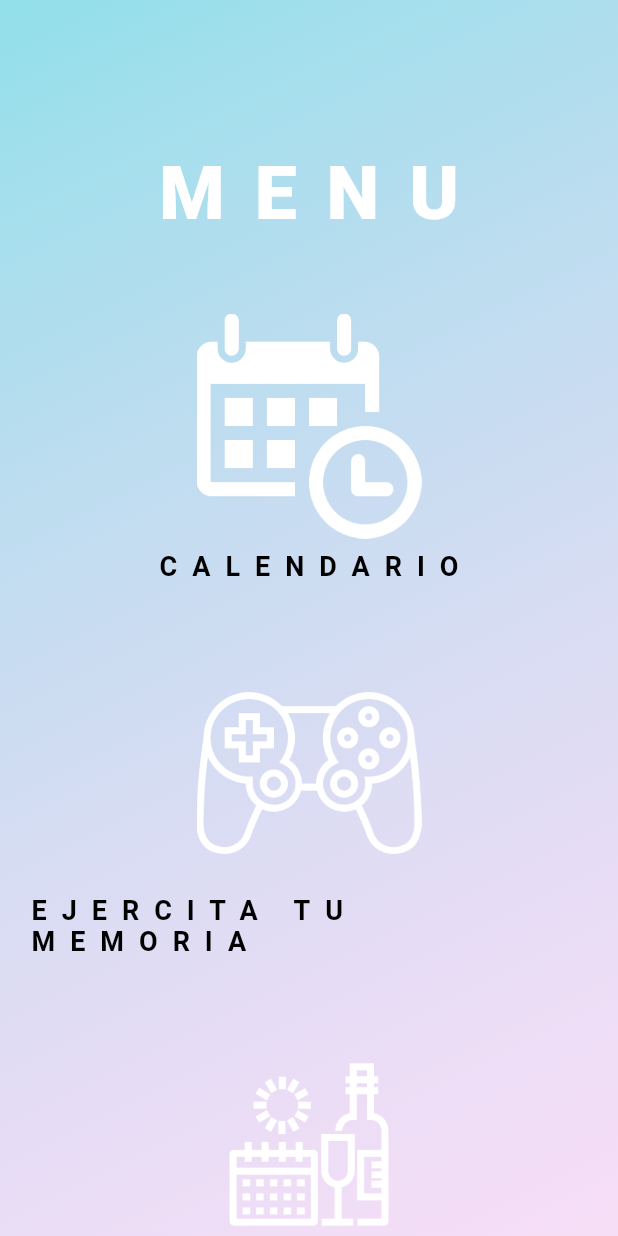
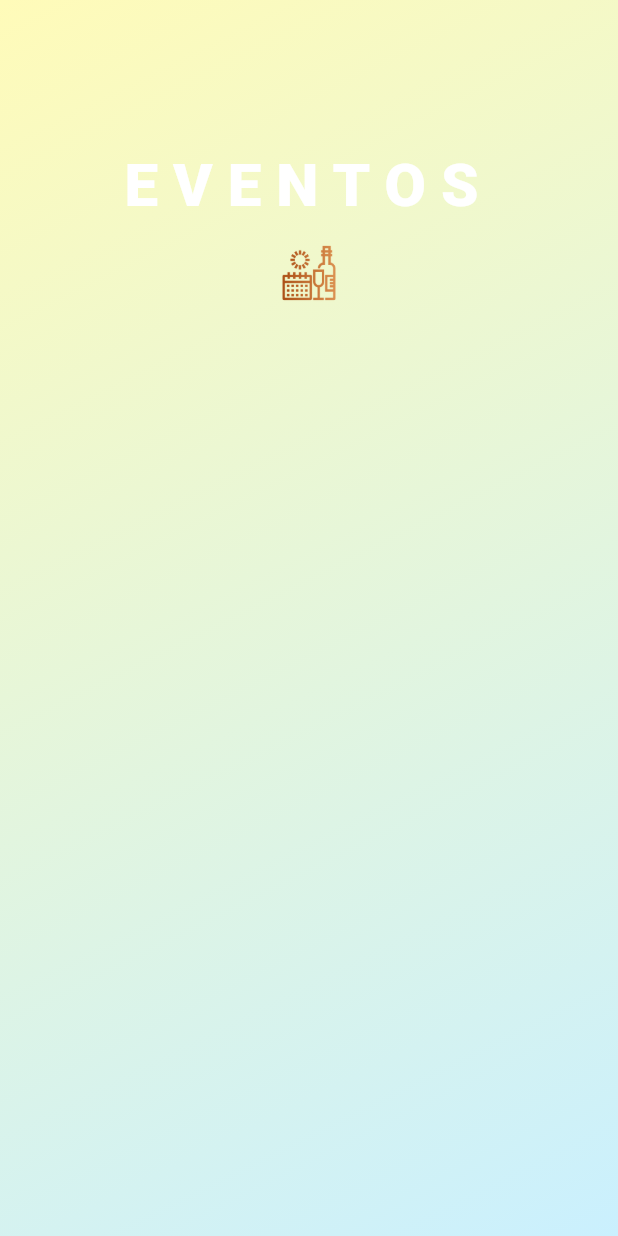
Before and after one commit to charliechazz/flutter_application_2, a Flutter app: the MenuScreen screen opened by its route, after a tap on "EVENTOS", on a phone screen of 412 x 824 dp. Run offline on Flutter 3.47's test engine with Material 2 defaults, Android fonts, the phone set to English and light mode, and no system bars; our stand-ins replace go_router.

Commit message:
transition_screen v1

```diff
--- a/lib/routes/routes.dart
+++ b/lib/routes/routes.dart
@@ -1,3 +1,4 @@
+
 import 'package:flutter_application_2/screens/screens.dart';
 import 'package:go_router/go_router.dart';
 
@@ -22,4 +23,9 @@ final appRouter = GoRouter(initialLocation: '/', routes: [
     name: RegisterScreen.name,
     builder: (context, state) => const RegisterScreen(),
   ),
+  GoRoute(
+    path: '/transition_screen',
+    name: TransitionScreen.name,
+    builder: (context, state) => TransitionScreen(type: state.extra as int ),
+  ),
 ]);
--- a/lib/screens/menu_options/menu_screen.dart
+++ b/lib/screens/menu_options/menu_screen.dart
@@ -1,22 +1,22 @@
 import 'package:flutter/material.dart';
+import 'package:flutter_application_2/routes/routes.dart';
 
 class CustomIconButton extends StatelessWidget {
-  final String
-      imagePath; // Cambié IconData por String para la ruta de la imagen
+  final String imagePath; // Cambié IconData por String para la ruta de la imagen
   final String buttonText;
+  final Function() evento;
 
   const CustomIconButton({
     Key? key,
     required this.imagePath,
     required this.buttonText,
+    required this.evento,
   }) : super(key: key);
 
   @override
   Widget build(BuildContext context) {
     return ElevatedButton(
-      onPressed: () {
-        // Acción a realizar cuando se presiona el botón
-      },
+      onPressed: evento,
       style: ElevatedButton.styleFrom(
         foregroundColor: const Color.fromARGB(0, 255, 255, 255),
         backgroundColor: const Color.fromARGB(0, 255, 255, 255),
@@ -36,6 +36,7 @@ class CustomIconButton extends StatelessWidget {
           const SizedBox(height: 8),
           Text(
             buttonText,
+            textAlign: TextAlign.center,
             style: const TextStyle(
               fontSize: 18,
               fontWeight: FontWeight.bold,
@@ -50,7 +51,7 @@ class CustomIconButton extends StatelessWidget {
 }
 
 class MenuScreen extends StatelessWidget {
-  const MenuScreen({Key? key});
+  const MenuScreen({super.key,});
   static const String name = "menu_screen";
   @override
   Widget build(BuildContext context) {
@@ -66,14 +67,15 @@ class MenuScreen extends StatelessWidget {
             ],
           ),
         ),
-        child: const Center(
+        child: SingleChildScrollView(
+          child: Center(
             child: Column(
-            mainAxisAlignment: MainAxisAlignment.spaceEvenly,
+              mainAxisAlignment: MainAxisAlignment.center,
               children: [
-              SizedBox(
+                const SizedBox(
                   height: 100,
                 ),
-              Text(
+                const Text(
                   "MENU",
                   style: TextStyle(
                     fontSize: 50,
@@ -82,27 +84,37 @@ class MenuScreen extends StatelessWidget {
                     color: Colors.white,
                   ),
                 ),
-              SizedBox(
+                const SizedBox(
                   height: 50,
                 ),
                 CustomIconButton(
                   imagePath:
                       'assets/calendar-with-a-clock-time-tools_icon-icons.com_56831.png',
                   buttonText: 'CALENDARIO',
+                  evento: () {
+                    appRouter.pushNamed('transition_screen',extra: 1);
+                  },
                 ),
-              SizedBox(height: 50),
+                const SizedBox(height: 50),
                 CustomIconButton(
                   imagePath:
                       'assets/976605-appliances-console-controller-dualshock-gamepad-games-videogame_106553.png',
                   buttonText: 'EJERCITA TU MEMORIA',
+                  evento: () {
+                    appRouter.pushNamed('transition_screen',extra: 2);
+                  },
                 ),
-              SizedBox(height: 50),
+                const SizedBox(height: 50),
                 CustomIconButton(
                   imagePath: 'assets/events_icon_150288.png',
                   buttonText: 'EVENTOS',
+                  evento: () {
+                    appRouter.pushNamed('transition_screen',extra: 3);
+                  },
                 ),
-              SizedBox(height: 50),
+                const SizedBox(height: 50),
               ],
+            ),
           ),
         ),
       ),
--- /dev/null
+++ b/lib/screens/menu_options/menu_transition_screen.dart
@@ -0,0 +1,75 @@
+import 'package:flutter/material.dart';
+import 'package:flutter_application_2/widgets/menu_widgets/custom_icon_container.dart';
+
+class TransitionScreen extends StatelessWidget {
+  static String name = 'transition_screen';
+  final int type;
+  const TransitionScreen({
+    super.key,
+    required this.type,
+  });
+
+
+
+  @override
+  Widget build(BuildContext context) {
+    late String title;
+    late List<Color> gradient;
+    late String image;
+    if(type == 1){
+      title = 'CALENDARIO';
+      gradient = [const Color(0xffe0edd4), const Color(0xffcaf0fe)];
+      image = 'assets/calendar-with-a-clock-time-tools_icon-icons.com_56831.png';
+    }
+    if(type == 2){
+      title = 'EJERCITA\nTU\nMEMORIA';
+      gradient = [const Color(0xfff1c9fe), const Color(0xffcaf0fe)];
+      image = 'assets/976605-appliances-console-controller-dualshock-gamepad-games-videogame_106553.png';
+    }
+    if(type == 3){
+      title = 'EVENTOS';
+      gradient = [const Color(0xfffffbb9), const Color(0xffcaf0fe)];
+      image = 'assets/events_icon_150288.png';
+    }
+
+    return Scaffold(
+      body: Container(
+        decoration: BoxDecoration(
+          gradient: LinearGradient(
+            begin: Alignment.topLeft,
+            end: Alignment.bottomRight,
+            colors: gradient,
+          ),
+        ),
+        width: double.infinity,
+        height: double.infinity,
+        child: SingleChildScrollView(
+          child: Center(
+            child: Column(
+              mainAxisAlignment: MainAxisAlignment.center,
+              children: [
+                const SizedBox(
+                  height: 100,
+                ),
+                Text(
+                  title,
+                  textAlign: TextAlign.center,
+                  style: const TextStyle(
+                    fontSize: 40,
+                    fontWeight: FontWeight.w900,
+                    letterSpacing: 10,
+                    color: Colors.white,
+                  ),
+                ),
+                const SizedBox(
+                  height: 10,
+                ),
+                CustomIcon(image: image)
+              ],
+            )
+          )
+        ),
+      ),
+    );
+  }
+}
--- a/lib/screens/screens.dart
+++ b/lib/screens/screens.dart
@@ -2,3 +2,4 @@ export 'package:flutter_application_2/screens/menu_options/menu_screen.dart';
 export 'package:flutter_application_2/screens/authentication/start_screen.dart';
 export 'package:flutter_application_2/screens/authentication/login_screen.dart';
 export 'package:flutter_application_2/screens/authentication/register_screen.dart';
+export 'package:flutter_application_2/screens/menu_options/menu_transition_screen.dart';
--- /dev/null
+++ b/lib/widgets/menu_widgets/custom_icon_container.dart
@@ -0,0 +1,38 @@
+import 'package:flutter/material.dart';
+
+class CustomIcon extends StatelessWidget {
+  final String image;
+  const CustomIcon({required this.image, super.key});
+
+  @override
+  Widget build(BuildContext context) {
+    List<Color> gradient = [
+      const Color.fromARGB(255, 160, 62, 5),
+      const Color.fromARGB(255, 228, 156, 90)
+    ];
+    return ShaderMask(
+      shaderCallback: (Rect bounds) {
+        return LinearGradient(
+          colors: gradient, // Define your gradient colors
+          stops: const [0.0, 1.0],
+        ).createShader(bounds);
+      },
+      blendMode: BlendMode.srcATop,
+      child: Image.asset(
+        image,
+        height: 50,
+        width: 50,
+        alignment: Alignment.center,
+        fit: BoxFit.cover,
+      ),
+    );
+  }
+}
+
+/*Image.asset(
+        image,
+        height: 50,
+        width: 50,
+        alignment: Alignment.center,
+        fit: BoxFit.cover,
+      ), */
--- a/lib/widgets/profile_picture.dart
+++ b/lib/widgets/profile_picture.dart
@@ -22,6 +22,4 @@ class ProfilePicture extends StatelessWidget {
       )*/
     );
   }
-
-
 }
```
Lines whose indentation alone changed are shown as unchanged.
